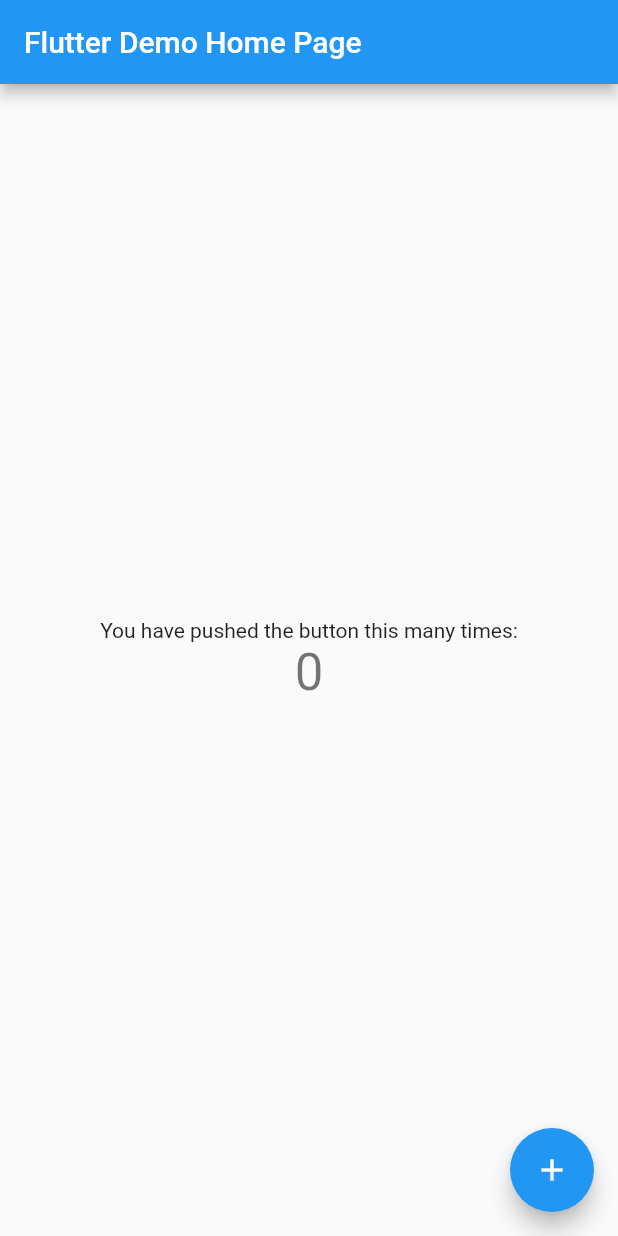
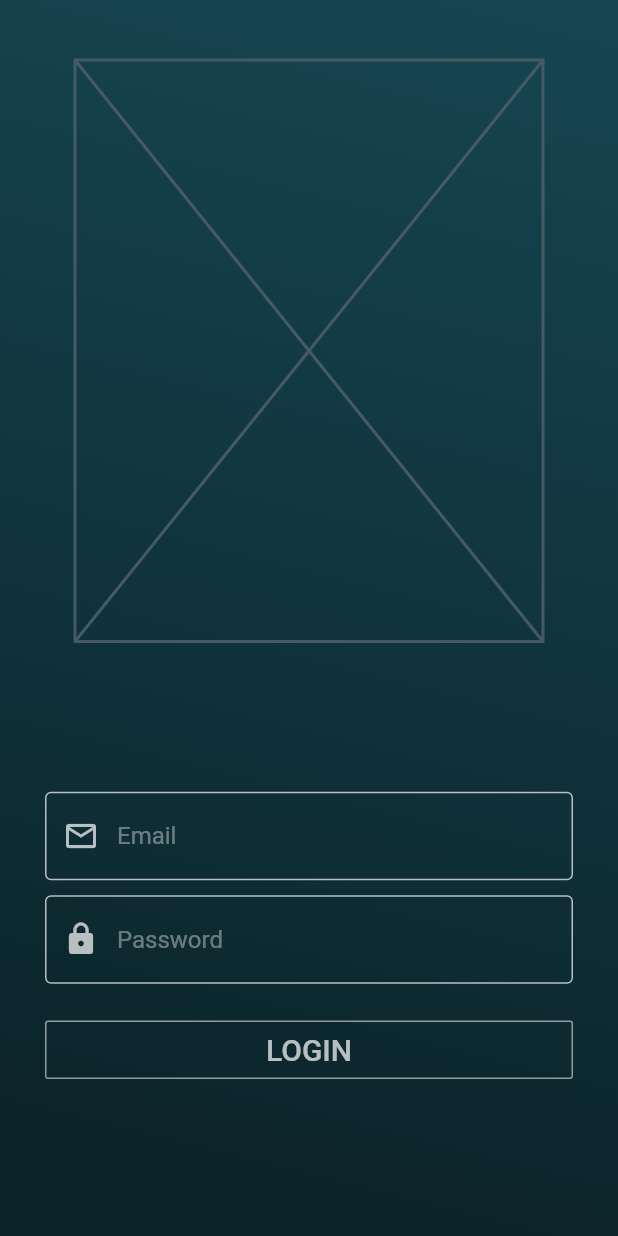
Before and after one commit to Tumult97/recieptIT, a Flutter app: the screen it shows after launch, on a phone screen of 412 x 824 dp. Run offline on Flutter 3.47's test engine with Material 2 defaults, Android fonts, the phone set to English and light mode, and no system bars.

Commit message:
Added Login Page and sqflite for database connection.

```diff
--- /dev/null
+++ b/reciept_it/lib/components/bordered_transparent_input.dart
@@ -0,0 +1,53 @@
+import 'package:flutter/material.dart';
+import 'package:flutter/foundation.dart';
+
+class BorderedTransparentInput extends StatelessWidget {
+
+  final String hintText;
+  final ValueChanged<String> onChanged;
+  final Color mainColor;
+  final Color hintColor;
+  final TextInputType keyboardType;
+  final Icon icon;
+  final bool obscureText;
+
+  const BorderedTransparentInput({
+    Key key,
+    @required this.hintText,
+              this.onChanged,
+    @required this.mainColor,
+    @required this.hintColor,
+    @required this.keyboardType,
+              this.icon,
+    @required this.obscureText
+  }) : super(key: key);
+
+  @override
+  Widget build(BuildContext context) {
+    return TextField(
+      keyboardType: keyboardType,
+      cursorColor: mainColor,
+      style: TextStyle(
+        color: mainColor,
+      ),
+      obscureText: obscureText,
+      decoration: InputDecoration(
+        prefixIcon: icon,
+        hintText: "$hintText",
+        hintStyle: TextStyle(
+            color: hintColor
+        ),
+        enabledBorder: OutlineInputBorder(
+          borderSide: BorderSide(
+            color: mainColor,
+          ),
+        ),
+        focusedBorder: OutlineInputBorder(
+          borderSide: BorderSide(
+            color: mainColor,
+          ),
+        ),
+      ),
+    );
+  }
+}
--- a/reciept_it/lib/main.dart
+++ b/reciept_it/lib/main.dart
@@ -1,117 +1,12 @@
 import 'package:flutter/material.dart';
+import 'package:reciept_it/pages/login.dart';
 
 void main() {
-  runApp(MyApp());
+  runApp(MaterialApp(
+    initialRoute: "/",
+    routes: {
+      "/": (context) => Login(),
+      "/Login": (context) => Login()
+    },
+  ));
 }
-
-class MyApp extends StatelessWidget {
-  // This widget is the root of your application.
-  @override
-  Widget build(BuildContext context) {
-    return MaterialApp(
-      title: 'Flutter Demo',
-      theme: ThemeData(
-        // This is the theme of your application.
-        //
-        // Try running your application with "flutter run". You'll see the
-        // application has a blue toolbar. Then, without quitting the app, try
-        // changing the primarySwatch below to Colors.green and then invoke
-        // "hot reload" (press "r" in the console where you ran "flutter run",
-        // or simply save your changes to "hot reload" in a Flutter IDE).
-        // Notice that the counter didn't reset back to zero; the application
-        // is not restarted.
-        primarySwatch: Colors.blue,
-        // This makes the visual density adapt to the platform that you run
-        // the app on. For desktop platforms, the controls will be smaller and
-        // closer together (more dense) than on mobile platforms.
-        visualDensity: VisualDensity.adaptivePlatformDensity,
-      ),
-      home: MyHomePage(title: 'Flutter Demo Home Page'),
-    );
-  }
-}
-
-class MyHomePage extends StatefulWidget {
-  MyHomePage({Key key, this.title}) : super(key: key);
-
-  // This widget is the home page of your application. It is stateful, meaning
-  // that it has a State object (defined below) that contains fields that affect
-  // how it looks.
-
-  // This class is the configuration for the state. It holds the values (in this
-  // case the title) provided by the parent (in this case the App widget) and
-  // used by the build method of the State. Fields in a Widget subclass are
-  // always marked "final".
-
-  final String title;
-
-  @override
-  _MyHomePageState createState() => _MyHomePageState();
-}
-
-class _MyHomePageState extends State<MyHomePage> {
-  int _counter = 0;
-
-  void _incrementCounter() {
-    setState(() {
-      // This call to setState tells the Flutter framework that something has
-      // changed in this State, which causes it to rerun the build method below
-      // so that the display can reflect the updated values. If we changed
-      // _counter without calling setState(), then the build method would not be
-      // called again, and so nothing would appear to happen.
-      _counter++;
-    });
-  }
-
-  @override
-  Widget build(BuildContext context) {
-    // This method is rerun every time setState is called, for instance as done
-    // by the _incrementCounter method above.
-    //
-    // The Flutter framework has been optimized to make rerunning build methods
-    // fast, so that you can just rebuild anything that needs updating rather
-    // than having to individually change instances of widgets.
-    return Scaffold(
-      appBar: AppBar(
-        // Here we take the value from the MyHomePage object that was created by
-        // the App.build method, and use it to set our appbar title.
-        title: Text(widget.title),
-      ),
-      body: Center(
-        // Center is a layout widget. It takes a single child and positions it
-        // in the middle of the parent.
-        child: Column(
-          // Column is also a layout widget. It takes a list of children and
-          // arranges them vertically. By default, it sizes itself to fit its
-          // children horizontally, and tries to be as tall as its parent.
-          //
-          // Invoke "debug painting" (press "p" in the console, choose the
-          // "Toggle Debug Paint" action from the Flutter Inspector in Android
-          // Studio, or the "Toggle Debug Paint" command in Visual Studio Code)
-          // to see the wireframe for each widget.
-          //
-          // Column has various properties to control how it sizes itself and
-          // how it positions its children. Here we use mainAxisAlignment to
-          // center the children vertically; the main axis here is the vertical
-          // axis because Columns are vertical (the cross axis would be
-          // horizontal).
-          mainAxisAlignment: MainAxisAlignment.center,
-          children: <Widget>[
-            Text(
-              'You have pushed the button this many times:',
-            ),
-            Text(
-              '$_counter',
-              style: Theme.of(context).textTheme.headline4,
-            ),
-          ],
-        ),
-      ),
-      floatingActionButton: FloatingActionButton(
-        onPressed: _incrementCounter,
-        tooltip: 'Increment',
-        child: Icon(Icons.add),
-      ), // This trailing comma makes auto-formatting nicer for build methods.
-    );
-  }
-}
--- /dev/null
+++ b/reciept_it/lib/pages/login.dart
@@ -0,0 +1,119 @@
+import 'package:flutter/material.dart';
+import 'package:reciept_it/components/bordered_transparent_input.dart';
+
+class Login extends StatefulWidget {
+  @override
+  _LoginState createState() => _LoginState();
+}
+
+class _LoginState extends State<Login> {
+  String email;
+  String password;
+
+  @override
+  Widget build(BuildContext context) {
+    return Container(
+      decoration: BoxDecoration(
+          gradient: LinearGradient(
+              begin: Alignment.bottomCenter,
+              end: Alignment.topRight,
+              colors: [Color.fromRGBO(11, 35, 41, 1), Color.fromRGBO(22, 70, 82, 1)]
+          )
+      ),
+      child: Scaffold(
+        resizeToAvoidBottomInset: true,
+        backgroundColor: Colors.transparent,
+        body: Padding(
+          padding: const EdgeInsets.fromLTRB(30, 20, 30, 20),
+          child: Column(
+            children: <Widget>[
+              Expanded(
+                flex: 6,
+                child: Container(
+                  color: Colors.transparent,
+                  child: Padding(
+                    padding: const EdgeInsets.all(20.0),
+                    child: Center(
+                      child: Placeholder(
+                        fallbackWidth: double.infinity,
+                      ),
+                    ),
+                  ),
+                ),
+              ),
+              Expanded(
+                flex: 5,
+                child: Container(
+                  color: Colors.transparent,
+                  child: Column(
+                    crossAxisAlignment: CrossAxisAlignment.center,
+                    mainAxisAlignment: MainAxisAlignment.center,
+                    children: <Widget>[
+                      Padding(
+                        padding: const EdgeInsets.fromLTRB(0, 0, 0, 10),
+                        child: BorderedTransparentInput(
+                          hintText: "Email",
+                          mainColor: Colors.white70,
+                          hintColor: Colors.white38,
+                          keyboardType: TextInputType.emailAddress,
+                          icon: Icon(Icons.email_outlined, color: Colors.white70,),
+                          obscureText: false,
+                          onChanged: (value) => {
+                            setState(() {
+                              email = value;
+                            })
+                          },
+                        ),
+                      ),
+                      Padding(
+                        padding: const EdgeInsets.fromLTRB(0, 0, 0, 20),
+                        child: BorderedTransparentInput(
+                          hintText: "Password",
+                          mainColor: Colors.white70,
+                          hintColor: Colors.white38,
+                          keyboardType: TextInputType.visiblePassword,
+                          icon: Icon(Icons.lock, color: Colors.white70,),
+                          obscureText: true,
+                          onChanged: (value) => {
+                            setState(() {
+                              password = value;
+                            })
+                          },
+                        ),
+                      ),
+                      SizedBox(
+                        width: double.infinity,
+                        child: OutlineButton(
+                          color: Colors.transparent,
+                          textColor: Colors.white70,
+                          highlightedBorderColor: Colors.white,
+                          padding: EdgeInsets.all(8.0),
+                          splashColor: Color.fromRGBO(22, 70, 82, 1),
+                          highlightColor: Colors.white54,
+                          borderSide: BorderSide(
+                            color: Colors.white54
+                          ),
+                          onPressed: () {
+                            /*...*/
+                          },
+                          child: Text(
+                            "LOGIN",
+                            style: TextStyle(fontSize: 20.0),
+                          ),
+                        ),
+                      )
+                    ],
+                  ),
+                ),
+              ),
+            ],
+          ),
+        ),
+      ),
+    );
+  }
+
+  void login(BuildContext context) {
+
+  }
+}
--- /dev/null
+++ b/reciept_it/lib/storage/types/filetype.dart
@@ -0,0 +1,5 @@
+enum FileType{
+  image,
+  pdf,
+  doc
+}
--- a/reciept_it/pubspec.yaml
+++ b/reciept_it/pubspec.yaml
@@ -28,6 +28,7 @@
   # The following adds the Cupertino Icons font to your application.
   # Use with the CupertinoIcons class for iOS style icons.
   cupertino_icons: ^1.0.0
+  sqflite: ^1.3.2+2
 
 dev_dependencies:
   flutter_test:
```
Also changed, not shown: reciept_it/lib/components/rounded_button.dart (added, +35 -0 lines), reciept_it/lib/components/rounded_input_field.dart (added, +45 -0 lines), reciept_it/lib/components/rounded_password_field.dart (added, +42 -0 lines), reciept_it/lib/storage/types/reciepttype.dart (added, +7 -0 lines), reciept_it/lib/pages/main/list.dart (added), reciept_it/lib/pages/main/single.dart (added), reciept_it/pubspec.lock, 4 other files.
